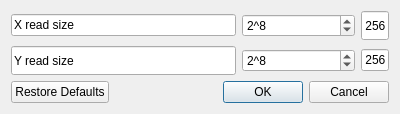
Old version of the form inputbox.ui in the repository CS26-FPD-Explorer/FPD-Explorer.
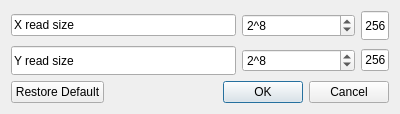
New version of the form.

Commit message: Solved Error where Accepting the fix reset them to default

The edit to the form file:
```diff
--- a/inputbox.ui
+++ b/inputbox.ui
@@ -25,8 +25,8 @@
   <property name="windowTitle">
    <string>Dialog</string>
   </property>
-  <layout class="QVBoxLayout" name="verticalLayout_2">
-   <item>
+  <layout class="QGridLayout" name="gridLayout">
+   <item row="0" column="0">
     <layout class="QGridLayout" name="gridLayout_6">
      <item row="1" column="1">
       <widget class="QSpinBox" name="Ysize">
@@ -156,18 +156,23 @@
      </item>
     </layout>
    </item>
-   <item>
-    <widget class="QDialogButtonBox" name="buttonBox">
-     <property name="locale">
-      <locale language="English" country="UnitedStates"/>
-     </property>
-     <property name="standardButtons">
-      <set>QDialogButtonBox::Cancel|QDialogButtonBox::Ok|QDialogButtonBox::RestoreDefaults</set>
-     </property>
-     <property name="centerButtons">
-      <bool>false</bool>
-     </property>
-    </widget>
+   <item row="1" column="0">
+    <layout class="QHBoxLayout" name="horizontalLayout">
+     <item>
+      <widget class="QPushButton" name="restoreButton">
+       <property name="text">
+        <string>Restore Default</string>
+       </property>
+      </widget>
+     </item>
+     <item>
+      <widget class="QDialogButtonBox" name="buttonBox">
+       <property name="standardButtons">
+        <set>QDialogButtonBox::Cancel|QDialogButtonBox::Ok</set>
+       </property>
+      </widget>
+     </item>
+    </layout>
    </item>
   </layout>
  </widget>
```
Left out of the diff: 76 changed lines with no effect on the pictures. The commit also changes 4 other files.
